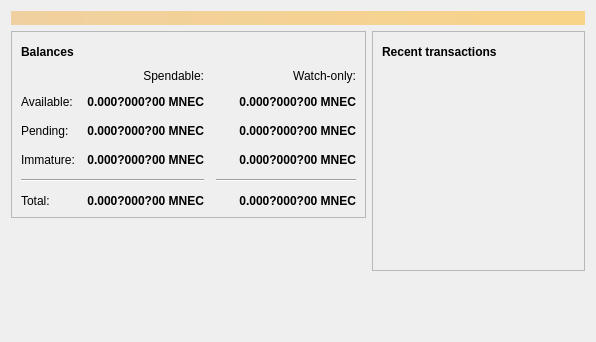
MiningEnthusiastCoin-Project/MiningEnthusiastCoin, file src/qt/forms/overviewpage.ui: the form before one commit.
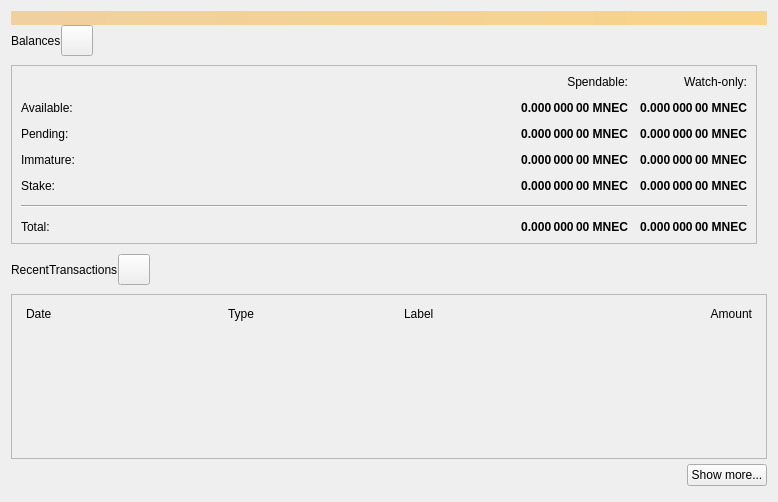
The form after the commit. Icons and pictures are not drawn.

Patch:
```diff
--- a/src/qt/forms/overviewpage.ui
+++ b/src/qt/forms/overviewpage.ui
@@ -6,14 +6,17 @@
    <rect>
     <x>0</x>
     <y>0</y>
-    <width>596</width>
-    <height>342</height>
+    <width>778</width>
+    <height>502</height>
    </rect>
   </property>
   <property name="windowTitle">
    <string>Form</string>
   </property>
   <layout class="QVBoxLayout" name="topLayout">
+   <property name="spacing">
+    <number>0</number>
+   </property>
    <item>
     <widget class="QLabel" name="labelAlerts">
      <property name="visible">
@@ -34,11 +37,9 @@
     </widget>
    </item>
    <item>
-    <layout class="QHBoxLayout" name="horizontalLayout" stretch="1,1">
-     <item>
-      <layout class="QVBoxLayout" name="verticalLayout_2">
-       <item>
-        <widget class="QFrame" name="frame">
+    <layout class="QGridLayout" name="gridLayout_2">
+     <item row="1" column="0">
+      <widget class="QFrame" name="frameBalances">
          <property name="frameShape">
           <enum>QFrame::StyledPanel</enum>
          </property>
@@ -46,75 +47,12 @@
           <enum>QFrame::Raised</enum>
          </property>
          <layout class="QVBoxLayout" name="verticalLayout_4">
-          <item>
-           <layout class="QHBoxLayout" name="horizontalLayout_4">
-            <item>
-             <widget class="QLabel" name="label_5">
-              <property name="font">
-               <font>
-                <weight>75</weight>
-                <bold>true</bold>
-               </font>
-              </property>
-              <property name="text">
-               <string>Balances</string>
-              </property>
-             </widget>
-            </item>
-            <item>
-             <widget class="QPushButton" name="labelWalletStatus">
-              <property name="enabled">
-               <bool>true</bool>
-              </property>
-              <property name="maximumSize">
-               <size>
-                <width>30</width>
-                <height>16777215</height>
-               </size>
-              </property>
-              <property name="toolTip">
-               <string>The displayed information may be out of date. Your wallet automatically synchronizes with the MiningEnthusiastCoin network after a connection is established, but this process has not completed yet.</string>
-              </property>
-              <property name="text">
-               <string/>
-              </property>
-              <property name="icon">
-               <iconset resource="../bitcoin.qrc">
-                <normaloff>:/icons/warning</normaloff>
-                <disabledoff>:/icons/warning</disabledoff>:/icons/warning</iconset>
-              </property>
-              <property name="iconSize">
-               <size>
-                <width>24</width>
-                <height>24</height>
-               </size>
-              </property>
-              <property name="flat">
-               <bool>true</bool>
-              </property>
-             </widget>
-            </item>
-            <item>
-             <spacer name="horizontalSpacer_3">
-              <property name="orientation">
-               <enum>Qt::Horizontal</enum>
-              </property>
-              <property name="sizeHint" stdset="0">
-               <size>
-                <width>40</width>
-                <height>20</height>
-               </size>
-              </property>
-             </spacer>
-            </item>
-           </layout>
-          </item>
           <item>
            <layout class="QGridLayout" name="gridLayout">
             <property name="spacing">
              <number>12</number>
             </property>
-            <item row="2" column="2">
+          <item row="2" column="3">
              <widget class="QLabel" name="labelWatchPending">
               <property name="font">
                <font>
@@ -129,7 +67,7 @@
                <string>Unconfirmed transactions to watch-only addresses</string>
               </property>
               <property name="text">
-               <string notr="true">0.000?000?00 MNEC</string>
+             <string notr="true">0.000 000 00 MNEC</string>
               </property>
               <property name="alignment">
                <set>Qt::AlignRight|Qt::AlignTrailing|Qt::AlignVCenter</set>
@@ -139,7 +77,7 @@
               </property>
              </widget>
             </item>
-            <item row="2" column="1">
+          <item row="2" column="2">
              <widget class="QLabel" name="labelUnconfirmed">
               <property name="font">
                <font>
@@ -154,7 +92,7 @@
                <string>Total of transactions that have yet to be confirmed, and do not yet count toward the spendable balance</string>
               </property>
               <property name="text">
-               <string notr="true">0.000?000?00 MNEC</string>
+             <string notr="true">0.000 000 00 MNEC</string>
               </property>
               <property name="alignment">
                <set>Qt::AlignRight|Qt::AlignTrailing|Qt::AlignVCenter</set>
@@ -165,64 +103,6 @@
              </widget>
             </item>
             <item row="3" column="2">
-             <widget class="QLabel" name="labelWatchImmature">
-              <property name="font">
-               <font>
-                <weight>75</weight>
-                <bold>true</bold>
-               </font>
-              </property>
-              <property name="cursor">
-               <cursorShape>IBeamCursor</cursorShape>
-              </property>
-              <property name="toolTip">
-               <string>Mined balance in watch-only addresses that has not yet matured</string>
-              </property>
-              <property name="text">
-               <string notr="true">0.000?000?00 MNEC</string>
-              </property>
-              <property name="alignment">
-               <set>Qt::AlignRight|Qt::AlignTrailing|Qt::AlignVCenter</set>
-              </property>
-              <property name="textInteractionFlags">
-               <set>Qt::LinksAccessibleByMouse|Qt::TextSelectableByKeyboard|Qt::TextSelectableByMouse</set>
-              </property>
-             </widget>
-            </item>
-            <item row="4" column="0" colspan="2">
-             <widget class="Line" name="line">
-              <property name="orientation">
-               <enum>Qt::Horizontal</enum>
-              </property>
-             </widget>
-            </item>
-            <item row="4" column="2">
-             <widget class="Line" name="lineWatchBalance">
-              <property name="sizePolicy">
-               <sizepolicy hsizetype="Preferred" vsizetype="Fixed">
-                <horstretch>0</horstretch>
-                <verstretch>0</verstretch>
-               </sizepolicy>
-              </property>
-              <property name="minimumSize">
-               <size>
-                <width>140</width>
-                <height>0</height>
-               </size>
-              </property>
-              <property name="orientation">
-               <enum>Qt::Horizontal</enum>
-              </property>
-             </widget>
-            </item>
-            <item row="5" column="0">
-             <widget class="QLabel" name="labelTotalText">
-              <property name="text">
-               <string>Total:</string>
-              </property>
-             </widget>
-            </item>
-            <item row="3" column="1">
              <widget class="QLabel" name="labelImmature">
               <property name="font">
                <font>
@@ -237,7 +117,7 @@
                <string>Mined balance that has not yet matured</string>
               </property>
               <property name="text">
-               <string notr="true">0.000?000?00 MNEC</string>
+             <string notr="true">0.000 000 00 MNEC</string>
               </property>
               <property name="alignment">
                <set>Qt::AlignRight|Qt::AlignTrailing|Qt::AlignVCenter</set>
@@ -247,19 +127,6 @@
               </property>
              </widget>
             </item>
-            <item row="2" column="3">
-             <spacer name="horizontalSpacer_2">
-              <property name="orientation">
-               <enum>Qt::Horizontal</enum>
-              </property>
-              <property name="sizeHint" stdset="0">
-               <size>
-                <width>40</width>
-                <height>20</height>
-               </size>
-              </property>
-             </spacer>
-            </item>
             <item row="3" column="0">
              <widget class="QLabel" name="labelImmatureText">
               <property name="text">
@@ -267,57 +134,7 @@
               </property>
              </widget>
             </item>
-            <item row="5" column="1">
-             <widget class="QLabel" name="labelTotal">
-              <property name="font">
-               <font>
-                <weight>75</weight>
-                <bold>true</bold>
-               </font>
-              </property>
-              <property name="cursor">
-               <cursorShape>IBeamCursor</cursorShape>
-              </property>
-              <property name="toolTip">
-               <string>Your current total balance</string>
-              </property>
-              <property name="text">
-               <string notr="true">0.000?000?00 MNEC</string>
-              </property>
-              <property name="alignment">
-               <set>Qt::AlignRight|Qt::AlignTrailing|Qt::AlignVCenter</set>
-              </property>
-              <property name="textInteractionFlags">
-               <set>Qt::LinksAccessibleByMouse|Qt::TextSelectableByKeyboard|Qt::TextSelectableByMouse</set>
-              </property>
-             </widget>
-            </item>
-            <item row="5" column="2">
-             <widget class="QLabel" name="labelWatchTotal">
-              <property name="font">
-               <font>
-                <weight>75</weight>
-                <bold>true</bold>
-               </font>
-              </property>
-              <property name="cursor">
-               <cursorShape>IBeamCursor</cursorShape>
-              </property>
-              <property name="toolTip">
-               <string>Current total balance in watch-only addresses</string>
-              </property>
-              <property name="text">
-               <string notr="true">0.000?000?00 MNEC</string>
-              </property>
-              <property name="alignment">
-               <set>Qt::AlignRight|Qt::AlignTrailing|Qt::AlignVCenter</set>
-              </property>
-              <property name="textInteractionFlags">
-               <set>Qt::LinksAccessibleByMouse|Qt::TextSelectableByKeyboard|Qt::TextSelectableByMouse</set>
-              </property>
-             </widget>
-            </item>
-            <item row="0" column="2">
+          <item row="0" column="3">
              <widget class="QLabel" name="labelWatchonly">
               <property name="text">
                <string>Watch-only:</string>
@@ -334,7 +151,7 @@
               </property>
              </widget>
             </item>
-            <item row="1" column="1">
+          <item row="1" column="2">
              <widget class="QLabel" name="labelBalance">
               <property name="font">
                <font>
@@ -349,7 +166,7 @@
                <string>Your current spendable balance</string>
               </property>
               <property name="text">
-               <string notr="true">0.000?000?00 MNEC</string>
+             <string notr="true">0.000 000 00 MNEC</string>
               </property>
               <property name="alignment">
                <set>Qt::AlignRight|Qt::AlignTrailing|Qt::AlignVCenter</set>
@@ -359,7 +176,7 @@
               </property>
              </widget>
             </item>
-            <item row="1" column="2">
+          <item row="1" column="3">
              <widget class="QLabel" name="labelWatchAvailable">
               <property name="font">
                <font>
@@ -374,7 +191,7 @@
                <string>Your current balance in watch-only addresses</string>
               </property>
               <property name="text">
-               <string notr="true">0.000?000?00 MNEC</string>
+             <string notr="true">0.000 000 00 MNEC</string>
               </property>
               <property name="alignment">
                <set>Qt::AlignRight|Qt::AlignTrailing|Qt::AlignVCenter</set>
@@ -391,7 +208,7 @@
               </property>
              </widget>
             </item>
-            <item row="0" column="1">
+          <item row="0" column="2">
              <widget class="QLabel" name="labelSpendable">
               <property name="text">
                <string>Spendable:</string>
@@ -401,12 +218,102 @@
               </property>
              </widget>
             </item>
-           </layout>
+          <item row="4" column="0">
+           <widget class="QLabel" name="labelStakeText">
+            <property name="text">
+             <string>Stake:</string>
+            </property>
+           </widget>
           </item>
-         </layout>
-        </widget>
-       </item>
-       <item>
+          <item row="4" column="2">
+           <widget class="QLabel" name="labelStake">
+            <property name="font">
+             <font>
+              <weight>75</weight>
+              <bold>true</bold>
+             </font>
+            </property>
+            <property name="text">
+             <string>0.000 000 00 MNEC</string>
+            </property>
+            <property name="alignment">
+             <set>Qt::AlignRight|Qt::AlignTrailing|Qt::AlignVCenter</set>
+            </property>
+            <property name="textInteractionFlags">
+             <set>Qt::LinksAccessibleByMouse|Qt::TextSelectableByKeyboard|Qt::TextSelectableByMouse</set>
+            </property>
+           </widget>
+          </item>
+          <item row="4" column="3">
+           <widget class="QLabel" name="labelWatchStake">
+            <property name="font">
+             <font>
+              <weight>75</weight>
+              <bold>true</bold>
+             </font>
+            </property>
+            <property name="text">
+             <string>0.000 000 00 MNEC</string>
+            </property>
+            <property name="alignment">
+             <set>Qt::AlignRight|Qt::AlignTrailing|Qt::AlignVCenter</set>
+            </property>
+            <property name="textInteractionFlags">
+             <set>Qt::LinksAccessibleByMouse|Qt::TextSelectableByKeyboard|Qt::TextSelectableByMouse</set>
+            </property>
+           </widget>
+          </item>
+          <item row="3" column="3">
+           <widget class="QLabel" name="labelWatchImmature">
+            <property name="font">
+             <font>
+              <weight>75</weight>
+              <bold>true</bold>
+             </font>
+            </property>
+            <property name="cursor">
+             <cursorShape>IBeamCursor</cursorShape>
+            </property>
+            <property name="toolTip">
+             <string>Mined balance in watch-only addresses that has not yet matured</string>
+            </property>
+            <property name="text">
+             <string notr="true">0.000 000 00 MNEC</string>
+            </property>
+            <property name="alignment">
+             <set>Qt::AlignRight|Qt::AlignTrailing|Qt::AlignVCenter</set>
+            </property>
+            <property name="textInteractionFlags">
+             <set>Qt::LinksAccessibleByMouse|Qt::TextSelectableByKeyboard|Qt::TextSelectableByMouse</set>
+            </property>
+           </widget>
+          </item>
+          <item row="7" column="3">
+           <widget class="QLabel" name="labelWatchTotal">
+            <property name="font">
+             <font>
+              <weight>75</weight>
+              <bold>true</bold>
+             </font>
+            </property>
+            <property name="cursor">
+             <cursorShape>IBeamCursor</cursorShape>
+            </property>
+            <property name="toolTip">
+             <string>Current total balance in watch-only addresses</string>
+            </property>
+            <property name="text">
+             <string notr="true">0.000 000 00 MNEC</string>
+            </property>
+            <property name="alignment">
+             <set>Qt::AlignRight|Qt::AlignTrailing|Qt::AlignVCenter</set>
+            </property>
+            <property name="textInteractionFlags">
+             <set>Qt::LinksAccessibleByMouse|Qt::TextSelectableByKeyboard|Qt::TextSelectableByMouse</set>
+            </property>
+           </widget>
+          </item>
+          <item row="5" column="0" colspan="4">
         <spacer name="verticalSpacer">
          <property name="orientation">
           <enum>Qt::Vertical</enum>
@@ -419,45 +326,80 @@
          </property>
         </spacer>
        </item>
-      </layout>
-     </item>
-     <item>
-      <layout class="QVBoxLayout" name="verticalLayout_3">
-       <item>
-        <widget class="QFrame" name="frame_2">
-         <property name="frameShape">
-          <enum>QFrame::StyledPanel</enum>
-         </property>
-         <property name="frameShadow">
-          <enum>QFrame::Raised</enum>
-         </property>
-         <layout class="QVBoxLayout" name="verticalLayout">
-          <item>
+          <item row="7" column="2">
+           <widget class="QLabel" name="labelTotal">
+            <property name="font">
+             <font>
+              <weight>75</weight>
+              <bold>true</bold>
+             </font>
+            </property>
+            <property name="cursor">
+             <cursorShape>IBeamCursor</cursorShape>
+            </property>
+            <property name="toolTip">
+             <string>Your current total balance</string>
+            </property>
+            <property name="text">
+             <string notr="true">0.000 000 00 MNEC</string>
+            </property>
+            <property name="alignment">
+             <set>Qt::AlignRight|Qt::AlignTrailing|Qt::AlignVCenter</set>
+            </property>
+            <property name="textInteractionFlags">
+             <set>Qt::LinksAccessibleByMouse|Qt::TextSelectableByKeyboard|Qt::TextSelectableByMouse</set>
+            </property>
+           </widget>
+          </item>
+          <item row="0" column="1" rowspan="5">
+           <spacer name="horizontalSpacer_5">
+            <property name="orientation">
+             <enum>Qt::Horizontal</enum>
+            </property>
+            <property name="sizeHint" stdset="0">
+             <size>
+              <width>40</width>
+              <height>20</height>
+             </size>
+            </property>
+           </spacer>
+          </item>
+          <item row="7" column="0">
+           <widget class="QLabel" name="labelTotalText">
+            <property name="text">
+             <string>Total:        </string>
+            </property>
+           </widget>
+          </item>
+          <item row="6" column="0" colspan="4">
+           <widget class="Line" name="hLine">
+            <property name="orientation">
+             <enum>Qt::Horizontal</enum>
+            </property>
+           </widget>
+          </item>
+         </layout>
+        </item>
+       </layout>
+      </widget>
+     </item>
+     <item row="0" column="0">
            <layout class="QHBoxLayout" name="horizontalLayout_2">
-            <item>
-             <widget class="QLabel" name="label_4">
-              <property name="font">
-               <font>
-                <weight>75</weight>
-                <bold>true</bold>
-               </font>
-              </property>
+       <property name="bottomMargin">
+        <number>9</number>
+       </property>
+       <item>
+        <widget class="QLabel" name="labelBalances">
               <property name="text">
-               <string>Recent transactions</string>
+          <string>Balances</string>
               </property>
              </widget>
             </item>
             <item>
-             <widget class="QPushButton" name="labelTransactionsStatus">
+        <widget class="QToolButton" name="labelWalletStatus">
               <property name="enabled">
                <bool>true</bool>
               </property>
-              <property name="maximumSize">
-               <size>
-                <width>30</width>
-                <height>16777215</height>
-               </size>
-              </property>
               <property name="toolTip">
                <string>The displayed information may be out of date. Your wallet automatically synchronizes with the MiningEnthusiastCoin network after a connection is established, but this process has not completed yet.</string>
               </property>
@@ -475,8 +417,8 @@
                 <height>24</height>
                </size>
               </property>
-              <property name="flat">
-               <bool>true</bool>
+         <property name="flat" stdset="0">
+          <bool>false</bool>
               </property>
              </widget>
             </item>
@@ -495,6 +437,165 @@
             </item>
            </layout>
           </item>
+     <item row="0" column="1" rowspan="2">
+      <spacer name="horizontalSpacer_4">
+       <property name="orientation">
+        <enum>Qt::Horizontal</enum>
+       </property>
+       <property name="sizeType">
+        <enum>QSizePolicy::Fixed</enum>
+       </property>
+       <property name="sizeHint" stdset="0">
+        <size>
+         <width>10</width>
+         <height>20</height>
+        </size>
+       </property>
+      </spacer>
+     </item>
+    </layout>
+   </item>
+   <item>
+    <spacer name="verticalSpacer_4">
+     <property name="orientation">
+      <enum>Qt::Vertical</enum>
+     </property>
+     <property name="sizeType">
+      <enum>QSizePolicy::Fixed</enum>
+     </property>
+     <property name="sizeHint" stdset="0">
+      <size>
+       <width>20</width>
+       <height>10</height>
+      </size>
+     </property>
+    </spacer>
+   </item>
+   <item>
+    <layout class="QHBoxLayout" name="horizontalLayout_6">
+     <property name="bottomMargin">
+      <number>9</number>
+     </property>
+     <item>
+      <widget class="QLabel" name="labelRecentTransactions">
+       <property name="text">
+        <string>RecentTransactions</string>
+       </property>
+      </widget>
+     </item>
+     <item>
+      <widget class="QToolButton" name="labelTransactionsStatus">
+       <property name="enabled">
+        <bool>true</bool>
+       </property>
+       <property name="toolTip">
+        <string>The displayed information may be out of date. Your wallet automatically synchronizes with the MiningEnthusiastCoin network after a connection is established, but this process has not completed yet.</string>
+       </property>
+       <property name="text">
+        <string/>
+       </property>
+       <property name="icon">
+        <iconset>
+         <normaloff>:/icons/warning</normaloff>
+         <disabledoff>:/icons/warning</disabledoff>:/icons/warning</iconset>
+       </property>
+       <property name="iconSize">
+        <size>
+         <width>24</width>
+         <height>24</height>
+        </size>
+       </property>
+       <property name="flat" stdset="0">
+        <bool>false</bool>
+       </property>
+      </widget>
+     </item>
+     <item>
+      <spacer name="horizontalSpacer_3">
+       <property name="orientation">
+        <enum>Qt::Horizontal</enum>
+       </property>
+       <property name="sizeHint" stdset="0">
+        <size>
+         <width>40</width>
+         <height>20</height>
+        </size>
+       </property>
+      </spacer>
+     </item>
+    </layout>
+   </item>
+   <item>
+    <layout class="QVBoxLayout" name="verticalLayout_3">
+     <item>
+      <widget class="QFrame" name="frameRecentTransactions">
+       <property name="frameShape">
+        <enum>QFrame::StyledPanel</enum>
+       </property>
+       <property name="frameShadow">
+        <enum>QFrame::Raised</enum>
+       </property>
+       <layout class="QVBoxLayout" name="verticalLayout_8">
+        <item>
+         <layout class="QHBoxLayout" name="horizontalLayout_3">
+          <property name="spacing">
+           <number>5</number>
+          </property>
+          <property name="leftMargin">
+           <number>5</number>
+          </property>
+          <property name="rightMargin">
+           <number>5</number>
+          </property>
+          <item>
+           <widget class="QLabel" name="labelDate">
+            <property name="text">
+             <string>Date</string>
+            </property>
+           </widget>
+          </item>
+          <item>
+           <spacer name="horizontalSpacer_2">
+            <property name="orientation">
+             <enum>Qt::Horizontal</enum>
+            </property>
+            <property name="sizeType">
+             <enum>QSizePolicy::Fixed</enum>
+            </property>
+            <property name="sizeHint" stdset="0">
+             <size>
+              <width>25</width>
+              <height>20</height>
+             </size>
+            </property>
+           </spacer>
+          </item>
+          <item>
+           <widget class="QLabel" name="labelType">
+            <property name="text">
+             <string>Type</string>
+            </property>
+           </widget>
+          </item>
+          <item>
+           <widget class="QLabel" name="labelAddress">
+            <property name="text">
+             <string>Label</string>
+            </property>
+           </widget>
+          </item>
+          <item>
+           <widget class="QLabel" name="labelAmount">
+            <property name="text">
+             <string>Amount</string>
+            </property>
+            <property name="alignment">
+             <set>Qt::AlignRight|Qt::AlignTrailing|Qt::AlignVCenter</set>
+            </property>
+           </widget>
+          </item>
+         </layout>
+        </item>
           <item>
            <widget class="QListView" name="listTransactions">
             <property name="styleSheet">
@@ -518,18 +619,33 @@
         </widget>
        </item>
        <item>
-        <spacer name="verticalSpacer_2">
+      <layout class="QHBoxLayout" name="horizontalLayout">
+       <property name="topMargin">
+        <number>5</number>
+       </property>
+       <property name="bottomMargin">
+        <number>5</number>
+       </property>
+       <item>
+        <spacer name="horizontalSpacer_6">
          <property name="orientation">
-          <enum>Qt::Vertical</enum>
+          <enum>Qt::Horizontal</enum>
          </property>
          <property name="sizeHint" stdset="0">
           <size>
-           <width>20</width>
-           <height>40</height>
+           <width>40</width>
+           <height>20</height>
           </size>
          </property>
         </spacer>
        </item>
+       <item>
+        <widget class="QPushButton" name="showMoreButton">
+         <property name="text">
+          <string>Show more...</string>
+         </property>
+        </widget>
+       </item>
       </layout>
      </item>
     </layout>
```
Left out of the diff: 5 changed lines with no effect on the pictures. Lines whose indentation alone changed are shown as unchanged.
